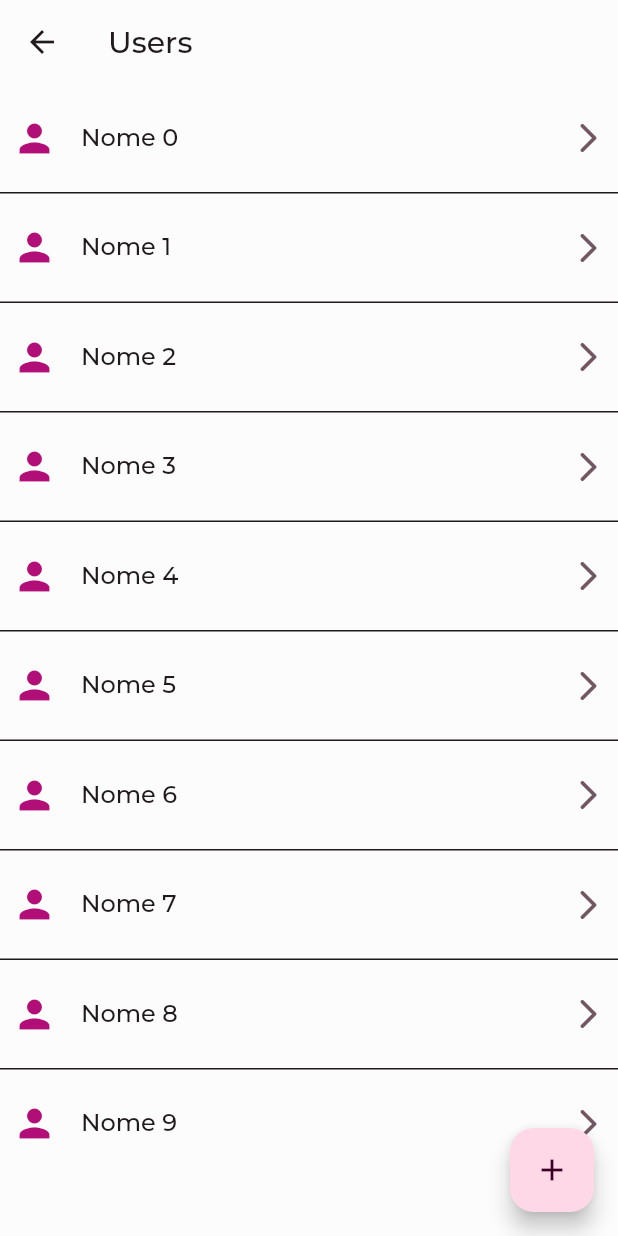
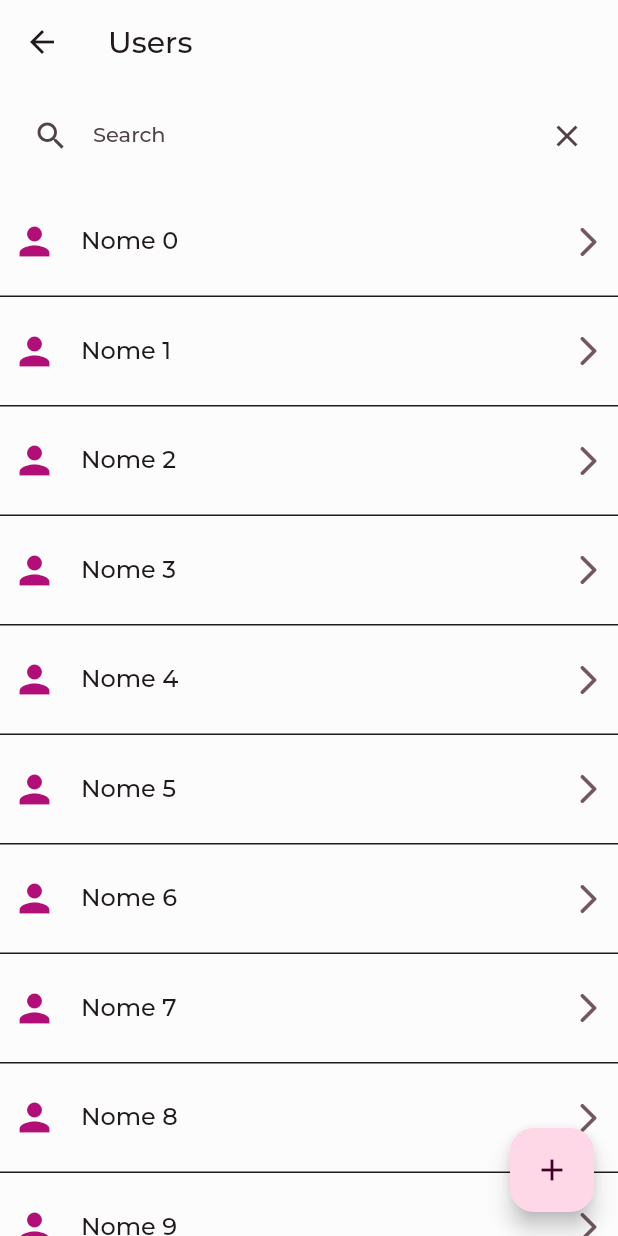
Before and after one commit to Wu1z/user_registration, a Flutter app: the UserListPage screen opened directly, on a phone screen of 412 x 824 dp. Run offline on Flutter 3.47's test engine with Material 2 defaults, Android fonts, the phone set to English and light mode, and no system bars; our stand-ins replace google_fonts, mask_text_input_formatter.

Commit message:
Implentando campo de pesquisa na tela lista de pessoas

```diff
--- a/lib/features/user_list/view/user_list_page.dart
+++ b/lib/features/user_list/view/user_list_page.dart
@@ -1,5 +1,7 @@
 import 'package:flutter/material.dart';
+import 'package:flutter/services.dart';
 import 'package:user_registration/features/user_profile/view/user_profile_page.dart';
+import 'package:user_registration/shared/widgets/default_text_field.dart';
 
 class UserListPage extends StatefulWidget {
   const UserListPage({Key? key}) : super(key: key);
@@ -9,6 +11,9 @@ class UserListPage extends StatefulWidget {
 }
 
 class _UserListPageState extends State<UserListPage> {
+
+  final _searchController = TextEditingController();
+
   @override
   Widget build(BuildContext context) {
     return Scaffold(
@@ -19,7 +24,26 @@ class _UserListPageState extends State<UserListPage> {
         child: const Icon(Icons.add),
         onPressed: () => _goToProfilePage(),
       ),
-      body: ListView.separated(
+      body: Column(
+        children: [
+          Padding(
+            padding: const EdgeInsets.all(10),
+            child: DefaultTextField(
+              label: "Search",
+              controller: _searchController,
+              inputType: TextInputType.number,
+              inputFormatters: [
+                  FilteringTextInputFormatter.digitsOnly
+              ],
+              icon: const Icon(Icons.search),
+              suffixIcon: IconButton(
+                icon: const Icon(Icons.clear),
+                onPressed: () => _searchController.clear(),
+              ),
+            ),
+          ),
+          Expanded(
+            child: ListView.separated(
               itemCount: 10,
               physics: const BouncingScrollPhysics(),
               separatorBuilder: (context, index) => const Divider(height: 1),
@@ -43,6 +67,9 @@ class _UserListPageState extends State<UserListPage> {
                 );
               }
             ),
+          ),
+        ],
+      ),
     );
   }
 
```
Lines whose indentation alone changed are shown as unchanged.
